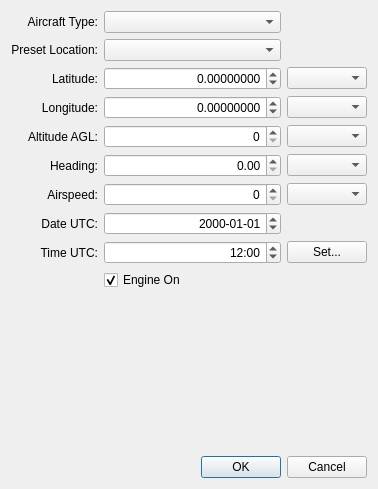
Above: src/gui/DialogInit.ui from marek-cel/mscsim-cc0 before the change. Below: the same form after it.
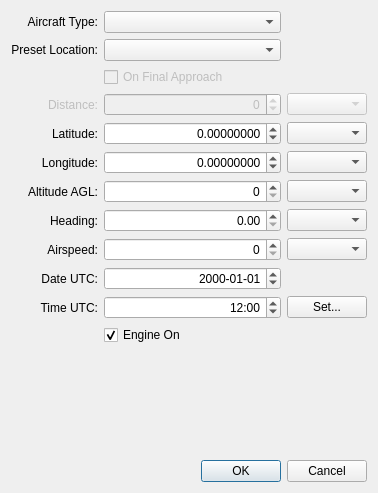
That is the form after the change. Custom widgets are drawn as their Qt base class.

Commit message: locations on final, documentation

```diff
--- a/src/gui/DialogInit.ui
+++ b/src/gui/DialogInit.ui
@@ -7,7 +7,7 @@
     <x>0</x>
     <y>0</y>
     <width>378</width>
-    <height>489</height>
+    <height>493</height>
    </rect>
   </property>
   <property name="windowTitle">
@@ -20,7 +20,7 @@
    <bool>false</bool>
   </property>
   <layout class="QGridLayout" name="gridLayout">
-   <item row="9" column="1" colspan="2">
+   <item row="11" column="1" colspan="2">
     <widget class="QCheckBox" name="checkBoxEngineOn">
      <property name="text">
       <string>Engine On</string>
@@ -69,7 +69,7 @@
      </property>
     </widget>
    </item>
-   <item row="2" column="0">
+   <item row="4" column="0">
     <widget class="QLabel" name="labelInitLat">
      <property name="text">
       <string>Latitude:</string>
@@ -82,7 +82,7 @@
      </property>
     </widget>
    </item>
-   <item row="2" column="1">
+   <item row="4" column="1">
     <widget class="QDoubleSpinBox" name="spinInitLat">
      <property name="alignment">
       <set>Qt::AlignRight|Qt::AlignTrailing|Qt::AlignVCenter</set>
@@ -104,10 +104,10 @@
      </property>
     </widget>
    </item>
-   <item row="2" column="2">
+   <item row="4" column="2">
     <widget class="ComboUnitsAngle" name="comboInitLat"/>
    </item>
-   <item row="3" column="0">
+   <item row="5" column="0">
     <widget class="QLabel" name="labelInitLon">
      <property name="text">
       <string>Longitude:</string>
@@ -120,7 +120,7 @@
      </property>
     </widget>
    </item>
-   <item row="3" column="1">
+   <item row="5" column="1">
     <widget class="QDoubleSpinBox" name="spinInitLon">
      <property name="alignment">
       <set>Qt::AlignRight|Qt::AlignTrailing|Qt::AlignVCenter</set>
@@ -142,10 +142,10 @@
      </property>
     </widget>
    </item>
-   <item row="3" column="2">
+   <item row="5" column="2">
     <widget class="ComboUnitsAngle" name="comboInitLon"/>
    </item>
-   <item row="4" column="0">
+   <item row="6" column="0">
     <widget class="QLabel" name="labelInitAlt">
      <property name="text">
       <string>Altitude AGL:</string>
@@ -158,7 +158,7 @@
      </property>
     </widget>
    </item>
-   <item row="4" column="1">
+   <item row="6" column="1">
     <widget class="QDoubleSpinBox" name="spinInitAlt">
      <property name="alignment">
       <set>Qt::AlignRight|Qt::AlignTrailing|Qt::AlignVCenter</set>
@@ -180,10 +180,10 @@
      </property>
     </widget>
    </item>
-   <item row="4" column="2">
+   <item row="6" column="2">
     <widget class="ComboUnitsLength" name="comboInitAlt"/>
    </item>
-   <item row="5" column="0">
+   <item row="7" column="0">
     <widget class="QLabel" name="labelInitPsi">
      <property name="text">
       <string>Heading:</string>
@@ -196,7 +196,7 @@
      </property>
     </widget>
    </item>
-   <item row="5" column="1">
+   <item row="7" column="1">
     <widget class="QDoubleSpinBox" name="spinInitPsi">
      <property name="alignment">
       <set>Qt::AlignRight|Qt::AlignTrailing|Qt::AlignVCenter</set>
@@ -215,10 +215,10 @@
      </property>
     </widget>
    </item>
-   <item row="5" column="2">
+   <item row="7" column="2">
     <widget class="ComboUnitsAngle" name="comboInitPsi"/>
    </item>
-   <item row="6" column="0">
+   <item row="8" column="0">
     <widget class="QLabel" name="labelInitIAS">
      <property name="text">
       <string>Airspeed:</string>
@@ -231,7 +231,7 @@
      </property>
     </widget>
    </item>
-   <item row="6" column="1">
+   <item row="8" column="1">
     <widget class="QDoubleSpinBox" name="spinInitIAS">
      <property name="alignment">
       <set>Qt::AlignRight|Qt::AlignTrailing|Qt::AlignVCenter</set>
@@ -253,10 +253,10 @@
      </property>
     </widget>
    </item>
-   <item row="6" column="2">
+   <item row="8" column="2">
     <widget class="ComboUnitsVelocity" name="comboInitIAS"/>
    </item>
-   <item row="7" column="0">
+   <item row="9" column="0">
     <widget class="QLabel" name="labelInitDate">
      <property name="text">
       <string>Date UTC:</string>
@@ -269,7 +269,7 @@
      </property>
     </widget>
    </item>
-   <item row="7" column="1">
+   <item row="9" column="1">
     <widget class="QDateEdit" name="dateInit">
      <property name="alignment">
       <set>Qt::AlignRight|Qt::AlignTrailing|Qt::AlignVCenter</set>
@@ -286,7 +286,7 @@
      </property>
     </widget>
    </item>
-   <item row="8" column="0">
+   <item row="10" column="0">
     <widget class="QLabel" name="labelInitTime">
      <property name="text">
       <string>Time UTC:</string>
@@ -299,7 +299,7 @@
      </property>
     </widget>
    </item>
-   <item row="8" column="1">
+   <item row="10" column="1">
     <widget class="QTimeEdit" name="timeInit">
      <property name="alignment">
       <set>Qt::AlignRight|Qt::AlignTrailing|Qt::AlignVCenter</set>
@@ -316,7 +316,7 @@
      </property>
     </widget>
    </item>
-   <item row="10" column="0" colspan="3">
+   <item row="12" column="0" colspan="3">
     <spacer name="verticalSpacer">
      <property name="orientation">
       <enum>Qt::Vertical</enum>
@@ -329,7 +329,7 @@
      </property>
     </spacer>
    </item>
-   <item row="11" column="0" colspan="3">
+   <item row="13" column="0" colspan="3">
     <widget class="QDialogButtonBox" name="buttonBox">
      <property name="orientation">
       <enum>Qt::Horizontal</enum>
@@ -339,13 +339,62 @@
      </property>
     </widget>
    </item>
-   <item row="8" column="2">
+   <item row="10" column="2">
     <widget class="QPushButton" name="pushButtonTime">
      <property name="text">
       <string>Set...</string>
      </property>
     </widget>
    </item>
+   <item row="2" column="1" colspan="2">
+    <widget class="QCheckBox" name="checkBoxOnFinal">
+     <property name="enabled">
+      <bool>false</bool>
+     </property>
+     <property name="text">
+      <string>On Final Approach</string>
+     </property>
+    </widget>
+   </item>
+   <item row="3" column="1">
+    <widget class="QDoubleSpinBox" name="spinDistance">
+     <property name="enabled">
+      <bool>false</bool>
+     </property>
+     <property name="alignment">
+      <set>Qt::AlignRight|Qt::AlignTrailing|Qt::AlignVCenter</set>
+     </property>
+     <property name="decimals">
+      <number>0</number>
+     </property>
+     <property name="minimum">
+      <double>-10000.000000000000000</double>
+     </property>
+     <property name="maximum">
+      <double>10000.000000000000000</double>
+     </property>
+    </widget>
+   </item>
+   <item row="3" column="2">
+    <widget class="ComboUnitsLength" name="comboDistance">
+     <property name="enabled">
+      <bool>false</bool>
+     </property>
+    </widget>
+   </item>
+   <item row="3" column="0">
+    <widget class="QLabel" name="labelDistance">
+     <property name="enabled">
+      <bool>false</bool>
+     </property>
+     <property name="text">
+      <string>Distance:</string>
+     </property>
+     <property name="alignment">
+      <set>Qt::AlignRight|Qt::AlignTrailing|Qt::AlignVCenter</set>
+     </property>
+    </widget>
+   </item>
   </layout>
  </widget>
  <customwidgets>
```
The commit also changes 70 other files.
